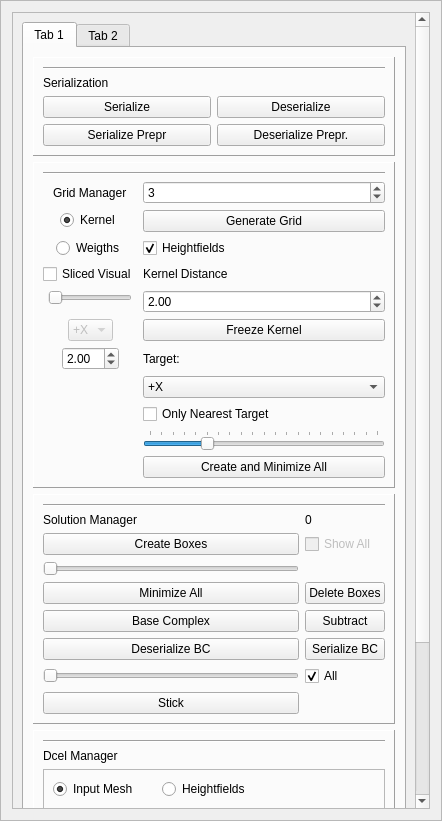
This is GUI/managers/enginemanager.ui in alemuntoni/HeightFieldDecomposition as Qt 5 draws it before an edit. The edited form follows.
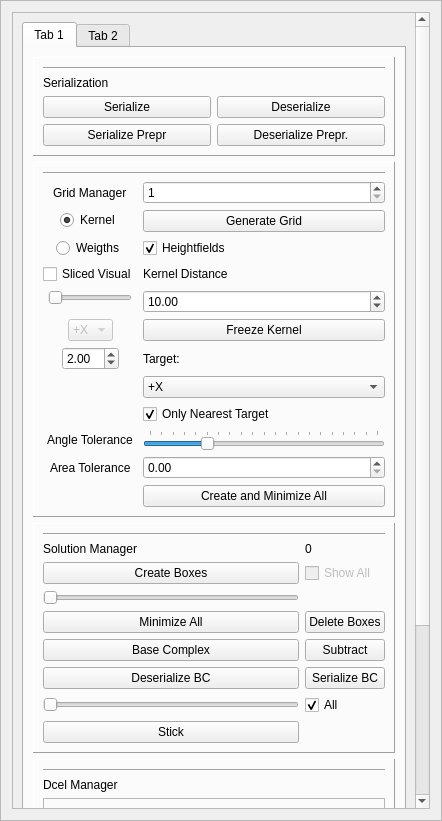
This is the edited form.

Diff of the .ui file:
```diff
--- a/GUI/managers/enginemanager.ui
+++ b/GUI/managers/enginemanager.ui
@@ -64,7 +64,7 @@
         <x>0</x>
         <y>0</y>
         <width>406</width>
-        <height>1002</height>
+        <height>1031</height>
        </rect>
       </property>
       <layout class="QGridLayout" name="gridLayout_7">
@@ -188,7 +188,7 @@
                  <number>1</number>
                 </property>
                 <property name="value">
-                 <number>3</number>
+                 <number>1</number>
                 </property>
                </widget>
               </item>
@@ -265,7 +265,7 @@
                  <double>0.500000000000000</double>
                 </property>
                 <property name="value">
-                 <double>2.000000000000000</double>
+                 <double>10.000000000000000</double>
                 </property>
                </widget>
               </item>
@@ -352,7 +352,7 @@
                 </item>
                </widget>
               </item>
-              <item row="12" column="1">
+              <item row="13" column="1">
                <widget class="QPushButton" name="createAndMinimizeAllPushButton">
                 <property name="text">
                  <string>Create and Minimize All</string>
@@ -382,6 +382,33 @@
                <widget class="QCheckBox" name="onlyNearestTargetCheckBox">
                 <property name="text">
                  <string>Only Nearest Target</string>
+                </property>
+                <property name="checked">
+                 <bool>true</bool>
+                </property>
+               </widget>
+              </item>
+              <item row="11" column="0">
+               <widget class="QLabel" name="label_17">
+                <property name="text">
+                 <string>Angle Tolerance</string>
+                </property>
+               </widget>
+              </item>
+              <item row="12" column="1">
+               <widget class="QDoubleSpinBox" name="areaToleranceSpinBox">
+                <property name="maximum">
+                 <double>1.000000000000000</double>
+                </property>
+                <property name="singleStep">
+                 <double>0.050000000000000</double>
+                </property>
+               </widget>
+              </item>
+              <item row="12" column="0">
+               <widget class="QLabel" name="label_18">
+                <property name="text">
+                 <string>Area Tolerance</string>
                 </property>
                </widget>
               </item>
```
